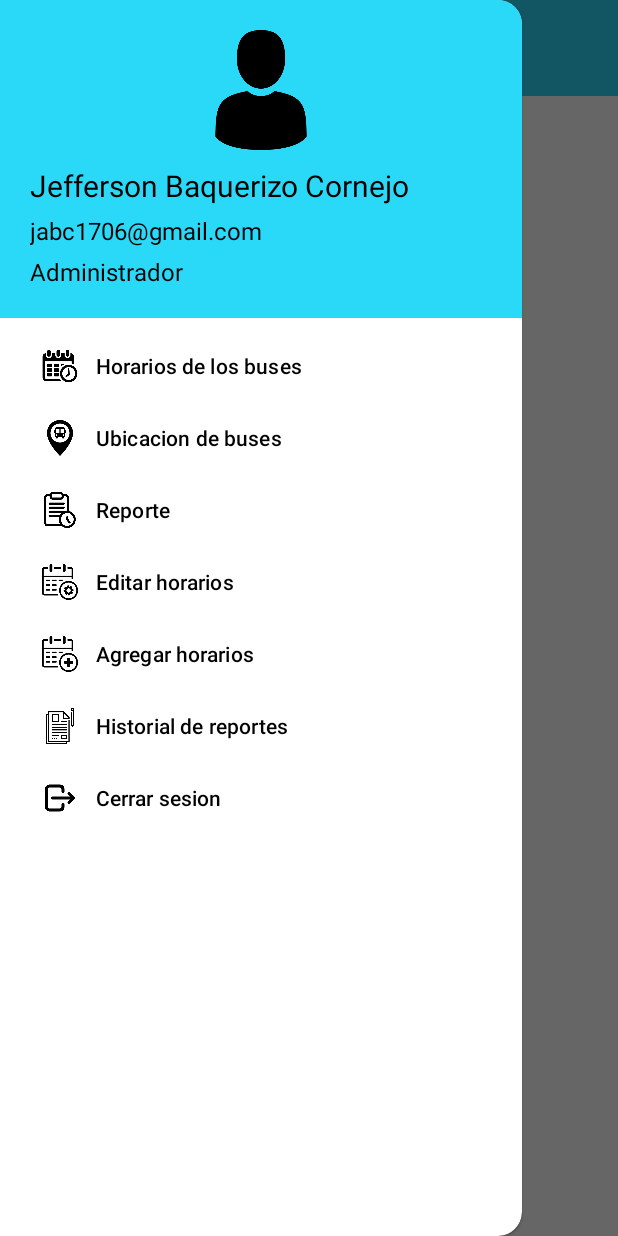
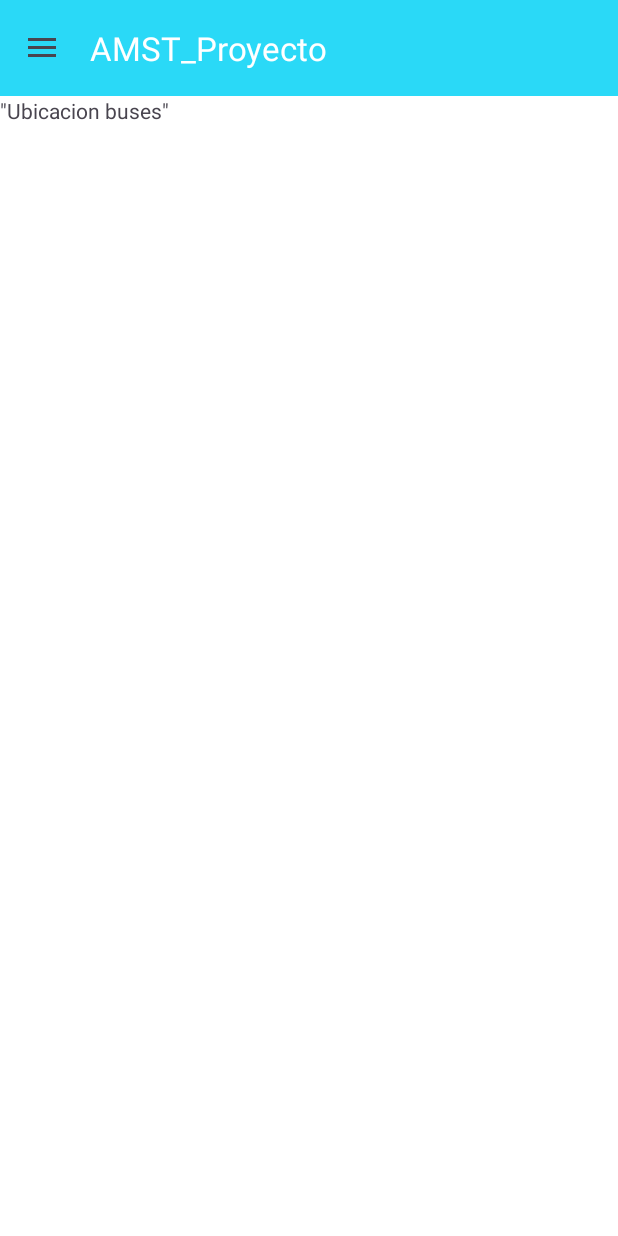
Before and after one commit to jazch08/amst-PoliProtect, an Android app: the entorno_principal screen opened directly, with no data from a screen before it, in the side drawer, after a tap on "Ubicacion de buses", on a phone screen of 412 x 824 dp. Run offline under Robolectric (Android 15) with nearby library versions, the phone set to English and light mode, and no system bars.

Commit message:
Pantalla ubicacion buses

```diff
--- /dev/null
+++ b/app/src/main/java/com/example/amst_proyecto/HorrariosBusesFragment.java
@@ -0,0 +1,18 @@
+package com.example.amst_proyecto;
+
+import android.os.Bundle;
+
+import androidx.fragment.app.Fragment;
+
+import android.view.LayoutInflater;
+import android.view.View;
+import android.view.ViewGroup;
+public class HorrariosBusesFragment extends Fragment {
+
+    @Override
+    public View onCreateView(LayoutInflater inflater, ViewGroup container,
+                             Bundle savedInstanceState) {
+
+        return inflater.inflate(R.layout.fragment_horrarios_buses, container, false);
+    }
+}
--- /dev/null
+++ b/app/src/main/java/com/example/amst_proyecto/UbicacionBusesFragment.java
@@ -0,0 +1,20 @@
+package com.example.amst_proyecto;
+
+import android.os.Bundle;
+
+import androidx.fragment.app.Fragment;
+
+import android.view.LayoutInflater;
+import android.view.View;
+import android.view.ViewGroup;
+
+public class UbicacionBusesFragment extends Fragment {
+
+
+    @Override
+    public View onCreateView(LayoutInflater inflater, ViewGroup container,
+                             Bundle savedInstanceState) {
+
+        return inflater.inflate(R.layout.fragment_ubicacion_buses, container, false);
+    }
+}
--- a/app/src/main/java/com/example/amst_proyecto/entorno_principal.java
+++ b/app/src/main/java/com/example/amst_proyecto/entorno_principal.java
@@ -1,10 +1,13 @@
 package com.example.amst_proyecto;
 
+import androidx.annotation.NonNull;
 import androidx.appcompat.app.ActionBarDrawerToggle;
 import androidx.appcompat.app.AppCompatActivity;
 import androidx.appcompat.widget.Toolbar;
+import androidx.core.view.GravityCompat;
 import androidx.drawerlayout.widget.DrawerLayout;
 
+import android.annotation.SuppressLint;
 import android.graphics.PorterDuff;
 import android.graphics.drawable.Drawable;
 import android.os.Bundle;
@@ -14,7 +17,7 @@ import com.google.android.material.navigation.NavigationView;
 
 import java.util.Objects;
 
-public class entorno_principal extends AppCompatActivity {
+public class entorno_principal extends AppCompatActivity implements NavigationView.OnNavigationItemSelectedListener {
     Toolbar toolbar;
     NavigationView navigationView;
     DrawerLayout drawerLayout;
@@ -28,13 +31,13 @@ public class entorno_principal extends AppCompatActivity {
         toolbar = findViewById(R.id.idToolBar);
         setSupportActionBar(toolbar);
         navigationView = findViewById(R.id.idNavigationView);
-
+        navigationView.setNavigationItemSelectedListener(this);
         drawerLayout = findViewById(R.id.idDrawerLayout);
-        drawerToggle = new ActionBarDrawerToggle(this, drawerLayout, R.string.navigation_drawer_open, R.string.navigation_drawer_close);
+        drawerToggle = new ActionBarDrawerToggle(this, drawerLayout, toolbar,R.string.navigation_drawer_open, R.string.navigation_drawer_close);
 
         // Habilitar el ícono del menú en la barra de acción
-        Objects.requireNonNull(getSupportActionBar()).setDisplayHomeAsUpEnabled(true);
-        getSupportActionBar().setHomeButtonEnabled(true);
+        // Objects.requireNonNull(getSupportActionBar()).setDisplayHomeAsUpEnabled(true);
+        // getSupportActionBar().setHomeButtonEnabled(true);
 
 
 
@@ -42,13 +45,37 @@ public class entorno_principal extends AppCompatActivity {
         drawerLayout.addDrawerListener(drawerToggle);
         drawerToggle.syncState();
 
+        if(savedInstanceState == null){
+            getSupportFragmentManager().beginTransaction().replace(R.id.fragmentContainer, new HorrariosBusesFragment()).commit();
+            navigationView.setCheckedItem(R.id.idAdminHorariosBuses);
+        }
+
+    }
+
+    //@Override
+    //public boolean onOptionsItemSelected(MenuItem item) {
+    //    if (drawerToggle.onOptionsItemSelected(item)) {
+    //        return true;
+    //    }
+    //    return super.onOptionsItemSelected(item);
+    //}
+
+    @Override
+    public boolean onNavigationItemSelected(@NonNull MenuItem item) {
+        if(item.getItemId() == R.id.idAdminHorariosBuses)
+            getSupportFragmentManager().beginTransaction().replace(R.id.fragmentContainer, new HorrariosBusesFragment()).commit();
+        else if (item.getItemId() == R.id.idAdminVisualizarBuses)
+            getSupportFragmentManager().beginTransaction().replace(R.id.fragmentContainer, new UbicacionBusesFragment()).commit();
+
+        drawerLayout.closeDrawer(GravityCompat.START);
+        return true;
     }
 
     @Override
-    public boolean onOptionsItemSelected(MenuItem item) {
-        if (drawerToggle.onOptionsItemSelected(item)) {
-            return true;
-        }
-        return super.onOptionsItemSelected(item);
+    public void onBackPressed() {
+        if(drawerLayout.isDrawerOpen(GravityCompat.START))
+            drawerLayout.closeDrawer(GravityCompat.START);
+        else
+            super.onBackPressed();
     }
 }
--- /dev/null
+++ b/app/src/main/res/layout/fragment_ubicacion_buses.xml
@@ -0,0 +1,14 @@
+<?xml version="1.0" encoding="utf-8"?>
+<FrameLayout xmlns:android="http://schemas.android.com/apk/res/android"
+    xmlns:tools="http://schemas.android.com/tools"
+    android:layout_width="match_parent"
+    android:layout_height="match_parent"
+    tools:context=".UbicacionBusesFragment">
+
+    <!-- TODO: Update blank fragment layout -->
+    <TextView
+        android:layout_width="match_parent"
+        android:layout_height="match_parent"
+        android:text="&quot;Ubicacion buses&quot;" />
+
+</FrameLayout>
--- a/app/src/main/res/values/strings.xml
+++ b/app/src/main/res/values/strings.xml
@@ -24,5 +24,7 @@
 
     <string name="navigation_drawer_open">navigation_drawer_open</string>
     <string name="navigation_drawer_close">navigation_drawer_close</string>
+    <!-- TODO: Remove or change this placeholder text -->
+    <string name="hello_blank_fragment">Hello blank fragment</string>
 
 </resources>
```
Also changed, not shown: app/src/main/res/layout/fragment_horrarios_buses.xml (added, +14 -0 lines), app/src/main/res/drawable/logo.png.
